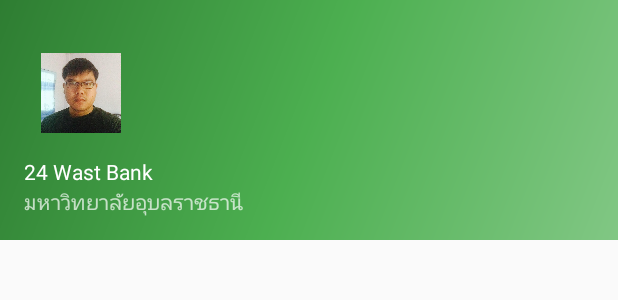
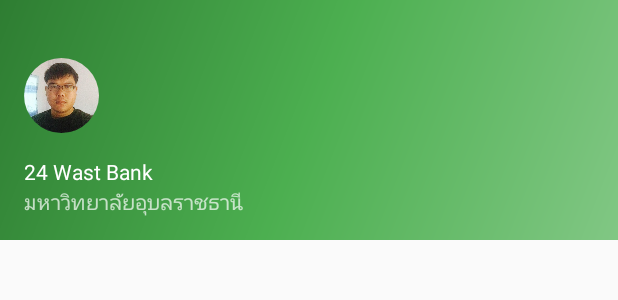
Before and after one commit to boypawit/wastBank, an Android app: the layout nav_header_main1.xml on its own in the app's theme, with its tools: preview values and no code run, on a phone screen of 412 x 824 dp. Shown: the top 300 px of the screen. Run offline under Robolectric (Android 15) with nearby library versions, the phone set to English and light mode, and no system bars.

Commit message:
CirclePic1

```diff
--- a/app/build.gradle
+++ b/app/build.gradle
@@ -28,6 +28,7 @@ dependencies {
     compile 'com.android.support.constraint:constraint-layout:1.0.2'
     compile 'com.android.support:design:25.3.1'
     testCompile 'junit:junit:4.12'
+    compile 'de.hdodenhof:circleimageview:2.1.0'
 
 
 }
--- a/app/src/main/res/layout/nav_header_main1.xml
+++ b/app/src/main/res/layout/nav_header_main1.xml
@@ -14,12 +14,12 @@
     android:theme="@style/ThemeOverlay.AppCompat.Dark"
     android:weightSum="1">
 
-    <ImageView
-        android:id="@+id/imageView"
-        android:layout_width="75dp"
-        android:layout_height="69dp"
-        android:paddingTop="@dimen/nav_header_vertical_spacing"
-        app:srcCompat="@drawable/testuser" />
+    <de.hdodenhof.circleimageview.CircleImageView
+        android:layout_width="50dp"
+        android:layout_height="50dp"
+        android:src="@drawable/testuser"
+
+        />
 
 
     <TextView
--- a/app/src/main/res/layout/nav_header_main_admin.xml
+++ b/app/src/main/res/layout/nav_header_main_admin.xml
@@ -11,6 +11,9 @@
     android:paddingRight="@dimen/activity_horizontal_margin"
     android:paddingTop="@dimen/activity_vertical_margin"
     android:theme="@style/ThemeOverlay.AppCompat.Dark">
+
+
+
 
     <ImageView
         android:id="@+id/imageView"
```
